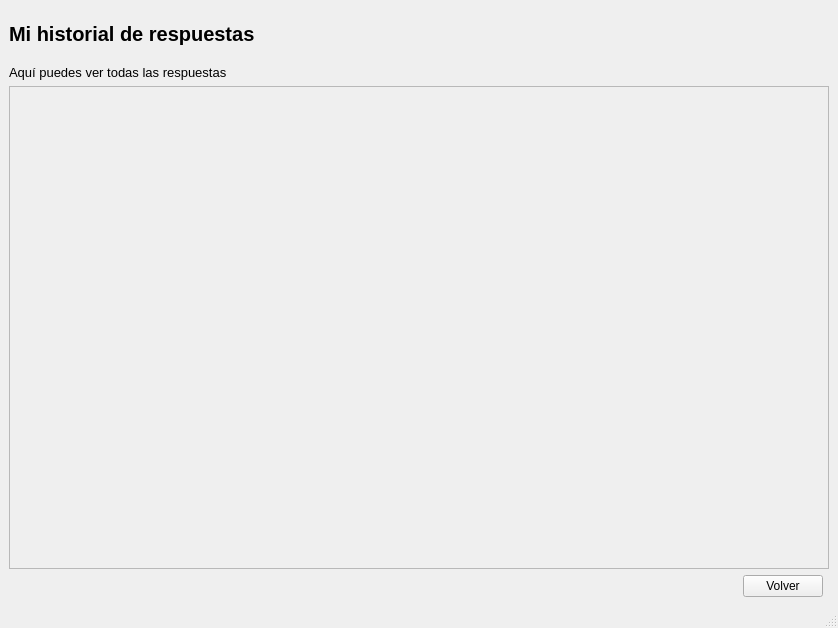
Above: src/vista/ui/paciente/historial.ui from mbatla00/cediza_IS before the change. Below: the same form after it.
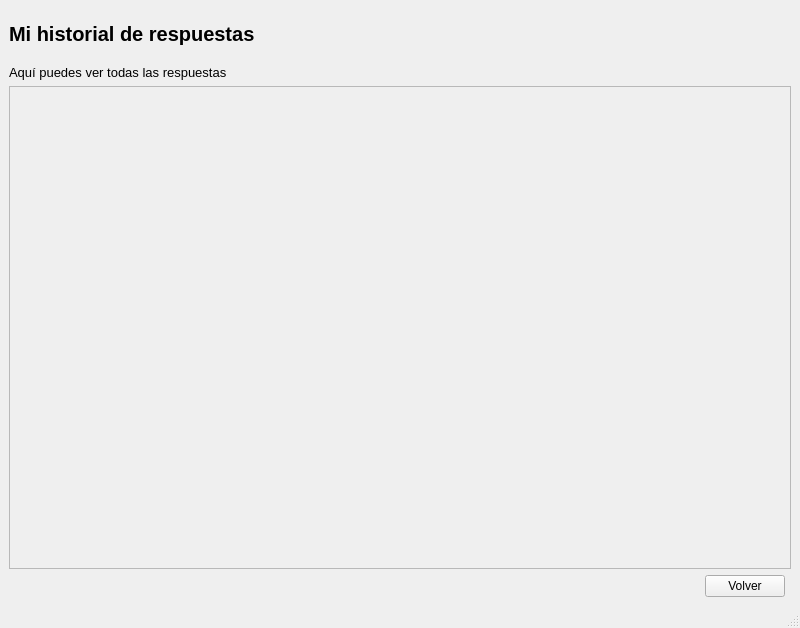
That is the form after the change.

The edit to the form file:
```diff
--- a/src/vista/ui/paciente/historial.ui
+++ b/src/vista/ui/paciente/historial.ui
@@ -6,7 +6,7 @@
    <rect>
     <x>0</x>
     <y>0</y>
-    <width>838</width>
+    <width>800</width>
     <height>628</height>
    </rect>
   </property>
@@ -76,7 +76,7 @@
         <rect>
          <x>0</x>
          <y>0</y>
-         <width>818</width>
+         <width>780</width>
          <height>455</height>
         </rect>
        </property>
```
Left out of the diff: 2 changed lines with no effect on the pictures.
